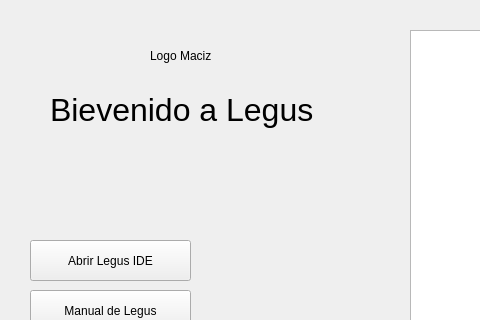
Qt form Bienvenida.ui (ProyectoLegus/LegusIDE) before a commit; both pictures show x 0 to 480 and y 0 to 320 of the 640 by 480 pixel window.
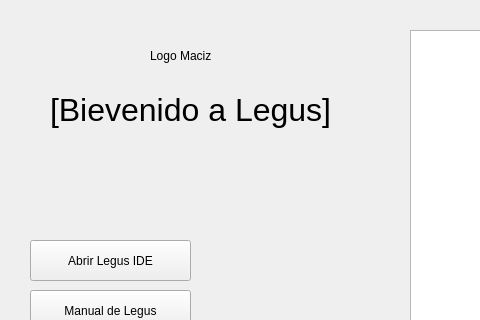
The same form after that commit. Icons and pictures are not drawn.

What changed in the file:
```diff
--- a/Bienvenida.ui
+++ b/Bienvenida.ui
@@ -103,7 +103,7 @@
      <rect>
       <x>50</x>
       <y>90</y>
-      <width>271</width>
+      <width>291</width>
       <height>41</height>
      </rect>
     </property>
@@ -112,7 +112,7 @@
 &lt;html&gt;&lt;head&gt;&lt;meta name=&quot;qrichtext&quot; content=&quot;1&quot; /&gt;&lt;style type=&quot;text/css&quot;&gt;
 p, li { white-space: pre-wrap; }
 &lt;/style&gt;&lt;/head&gt;&lt;body style=&quot; font-family:'MS Shell Dlg 2'; font-size:8.25pt; font-weight:400; font-style:normal;&quot;&gt;
-&lt;p style=&quot; margin-top:0px; margin-bottom:0px; margin-left:0px; margin-right:0px; -qt-block-indent:0; text-indent:0px;&quot;&gt;&lt;span style=&quot; font-size:24pt;&quot;&gt;Bievenido a Legus&lt;/span&gt;&lt;/p&gt;&lt;/body&gt;&lt;/html&gt;</string>
+&lt;p style=&quot; margin-top:0px; margin-bottom:0px; margin-left:0px; margin-right:0px; -qt-block-indent:0; text-indent:0px;&quot;&gt;&lt;span style=&quot; font-size:24pt;&quot;&gt;[Bievenido a Legus]&lt;/span&gt;&lt;/p&gt;&lt;/body&gt;&lt;/html&gt;</string>
     </property>
    </widget>
    <widget class="QPushButton" name="btnTutorialesLegus">
```
